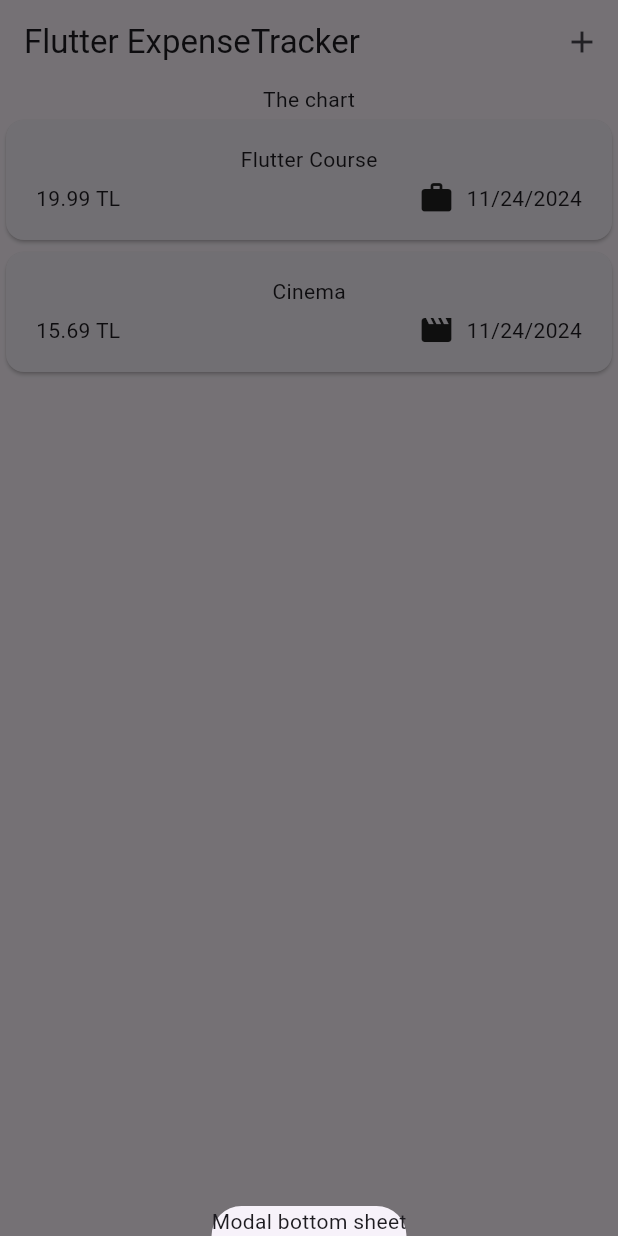
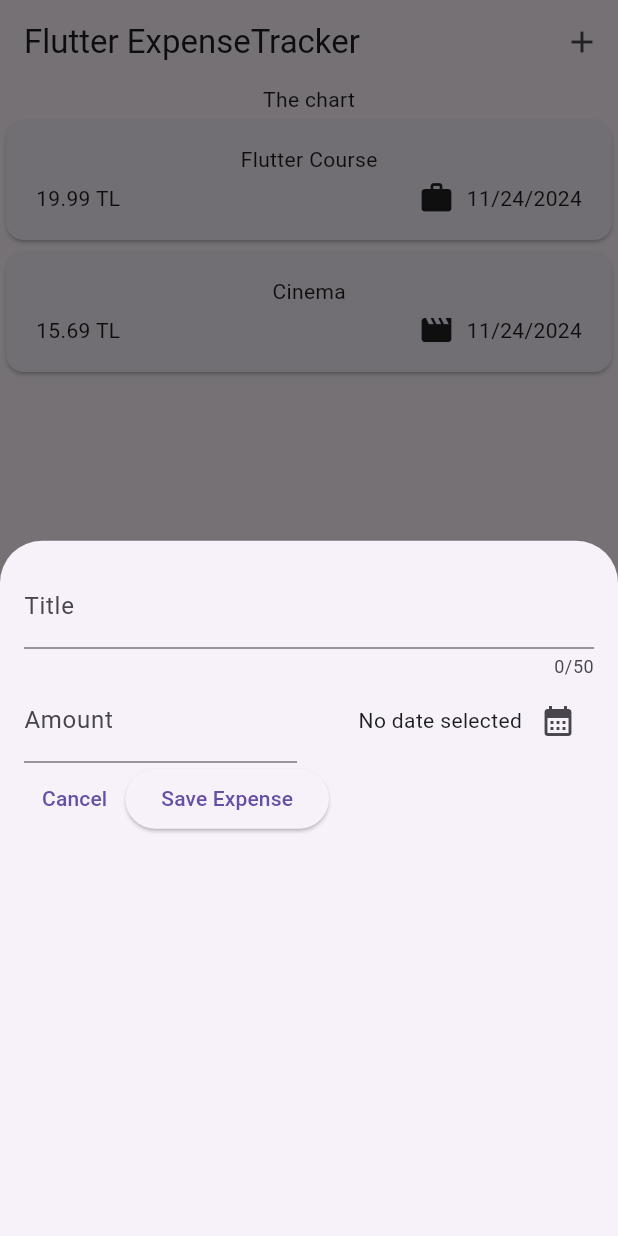
Before and after one commit to dincerv/expense_tracker, a Flutter app: the screen it shows after launch, after a tap on the "add" icon, on a phone screen of 412 x 824 dp. Run offline on Flutter 3.47's test engine with Material 3 defaults, Android fonts, the phone set to English and light mode, and no system bars.

Commit message:
feat: Add NewExpense widget for expense input
Implemented NewExpense widget with form inputs for title, amount, and date
Added date picker functionality for selecting expense date
Integrated form validation for capturing user inputs
Included Cancel and Save buttons with placeholder functionality

```diff
--- a/lib/widgets/expenses.dart
+++ b/lib/widgets/expenses.dart
@@ -1,5 +1,6 @@
 import 'package:expense_tracker/models/expense.dart';
 import 'package:expense_tracker/widgets/expenses_list/expenses_list.dart';
+import 'package:expense_tracker/widgets/new_expense.dart';
 import 'package:flutter/material.dart';
 
 class Expenses extends StatefulWidget {
@@ -30,7 +31,7 @@ class _ExpensesState extends State<Expenses> {
   void _openAddExpenseOverlay() {
     showModalBottomSheet(
       context: context,
-      builder: (ctx) => const Text('Modal bottom sheet'),
+      builder: (ctx) => const NewExpense(),
     );
   }
 
--- /dev/null
+++ b/lib/widgets/new_expense.dart
@@ -0,0 +1,109 @@
+import 'package:flutter/material.dart';
+import 'package:intl/intl.dart';
+
+final formatter = DateFormat.yMd();
+
+class NewExpense extends StatefulWidget {
+  const NewExpense({super.key});
+
+  @override
+  State<NewExpense> createState() {
+    return _NewExpenseState();
+  }
+}
+
+class _NewExpenseState extends State<NewExpense> {
+  final _titleController = TextEditingController();
+  final _amountController = TextEditingController();
+  DateTime? _selectedDate;
+
+  void _presentDatePicker() async {
+    final now = DateTime.now();
+    final firstDate = DateTime(now.year - 1, now.month, now.day);
+    final pickedDate = await showDatePicker(
+      context: context,
+      initialDate: now,
+      firstDate: firstDate,
+      lastDate: now,
+    );
+    setState(() {
+      _selectedDate = pickedDate;
+    });
+  }
+
+  @override
+  void dispose() {
+    _titleController.dispose();
+    _amountController.dispose();
+    super.dispose();
+  }
+
+  @override
+  Widget build(BuildContext context) {
+    return Padding(
+      padding: const EdgeInsets.all(16),
+      child: Column(
+        children: [
+          TextField(
+            controller: _titleController,
+            maxLength: 50,
+            decoration: const InputDecoration(
+              label: Text('Title'),
+            ),
+          ),
+          Row(
+            children: [
+              Expanded(
+                child: TextField(
+                  controller: _amountController,
+                  keyboardType: TextInputType.number,
+                  decoration: const InputDecoration(
+                    prefixText: 'TL ',
+                    label: Text('Amount'),
+                  ),
+                ),
+              ),
+              const SizedBox(width: 16),
+              Expanded(
+                child: Row(
+                  mainAxisAlignment: MainAxisAlignment.end,
+                  crossAxisAlignment: CrossAxisAlignment.center,
+                  children: [
+                    Text(
+                      _selectedDate == null
+                          ? 'No date selected'
+                          : formatter.format(_selectedDate!),
+                    ),
+                    IconButton(
+                      onPressed: _presentDatePicker,
+                      icon: const Icon(
+                        Icons.calendar_month,
+                      ),
+                    ),
+                  ],
+                ),
+              ),
+            ],
+          ),
+          Row(
+            children: [
+              TextButton(
+                onPressed: () {
+                  Navigator.pop(context);
+                },
+                child: const Text('Cancel'),
+              ),
+              ElevatedButton(
+                onPressed: () {
+                  print(_titleController.text);
+                  print(_amountController.text);
+                },
+                child: const Text('Save Expense'),
+              ),
+            ],
+          )
+        ],
+      ),
+    );
+  }
+}
```
